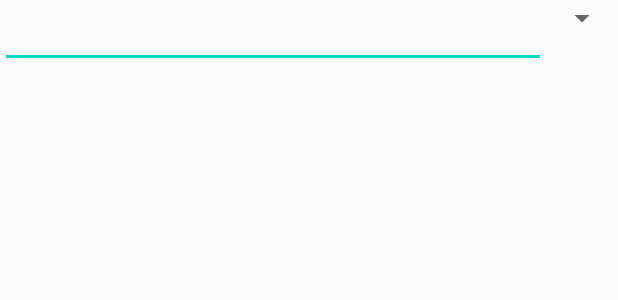
After one commit to juhodev/inventory-android-app, an Android app: the layout fragment_search.xml on its own in the app's theme, with its tools: preview values and no code run, on a phone screen of 412 x 824 dp. The commit adds this screen. Shown: the top 300 px of the screen. Run offline under Robolectric (Android 15) with nearby library versions, the phone set to English and light mode, and no system bars; network calls fail.

Commit message:
Add search for items

```diff
--- a/app/src/main/java/dev/juho/inventory/fragments/ItemListFragment.java
+++ b/app/src/main/java/dev/juho/inventory/fragments/ItemListFragment.java
@@ -46,6 +46,9 @@ public class ItemListFragment extends Fragment {
 
     private void loadItems() {
         DataManager.getInstance().getItems(response -> updateItems(response.getItemList()));
+        DataManager.getInstance().setOnItemsChangedListener(() -> {
+            DataManager.getInstance().getItems(response -> updateItems(response.getItemList()));
+        });
     }
 
     private void updateItems(List<Item> itemList) {
--- /dev/null
+++ b/app/src/main/res/layout/fragment_search.xml
@@ -0,0 +1,16 @@
+<?xml version="1.0" encoding="utf-8"?>
+<LinearLayout xmlns:android="http://schemas.android.com/apk/res/android"
+    android:layout_width="match_parent"
+    android:layout_height="wrap_content"
+    android:orientation="horizontal">
+
+    <EditText
+        android:layout_width="0dp"
+        android:layout_height="wrap_content"
+        android:layout_weight="1"/>
+
+    <Spinner
+        android:id="@+id/spinner_order_by"
+        android:layout_width="wrap_content"
+        android:layout_height="wrap_content" />
+</LinearLayout>
--- /dev/null
+++ b/app/src/main/res/layout/spinner_item.xml
@@ -0,0 +1,5 @@
+<?xml version="1.0" encoding="utf-8"?>
+<TextView xmlns:android="http://schemas.android.com/apk/res/android"
+    android:id="@+id/text_spinner_item"
+    android:layout_width="match_parent"
+    android:layout_height="wrap_content" />
```
Also changed, not shown: app/src/main/java/dev/juho/inventory/api/data/DataManager.java (+20 -2 lines), app/src/main/java/dev/juho/inventory/fragments/SearchFragment.java (added, +67 -0 lines), app/src/main/java/dev/juho/inventory/fragments/adapters/StringAdapter.java (added, +51 -0 lines), app/src/main/res/layout/main_activity.xml (+9 -1 lines).
